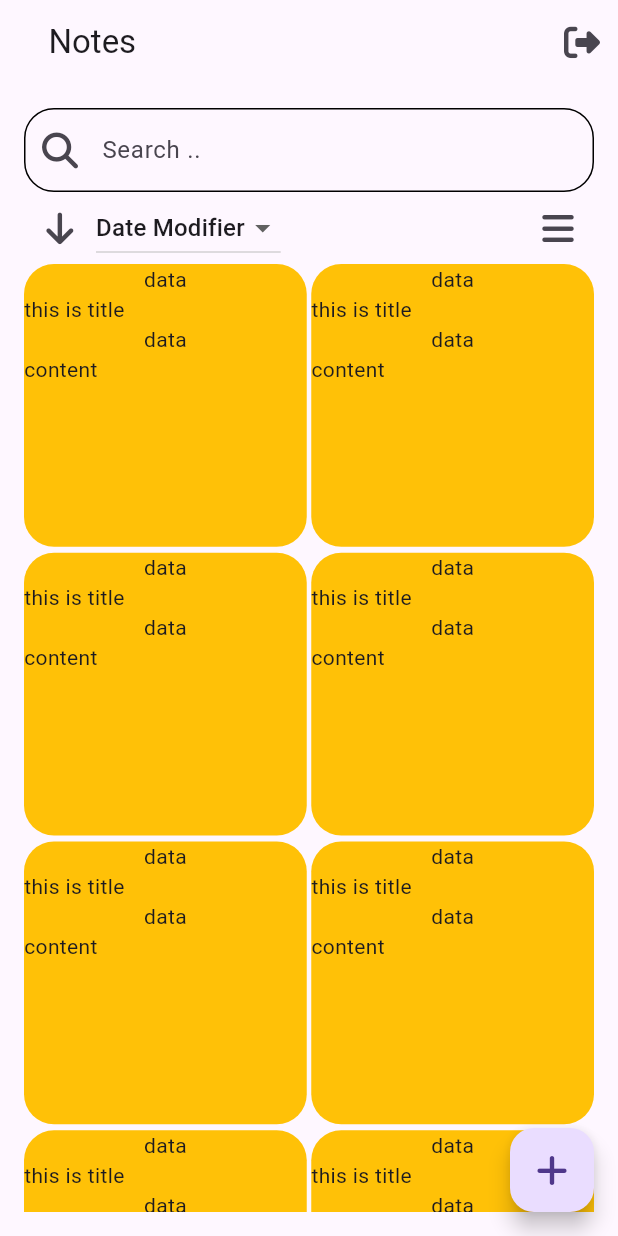
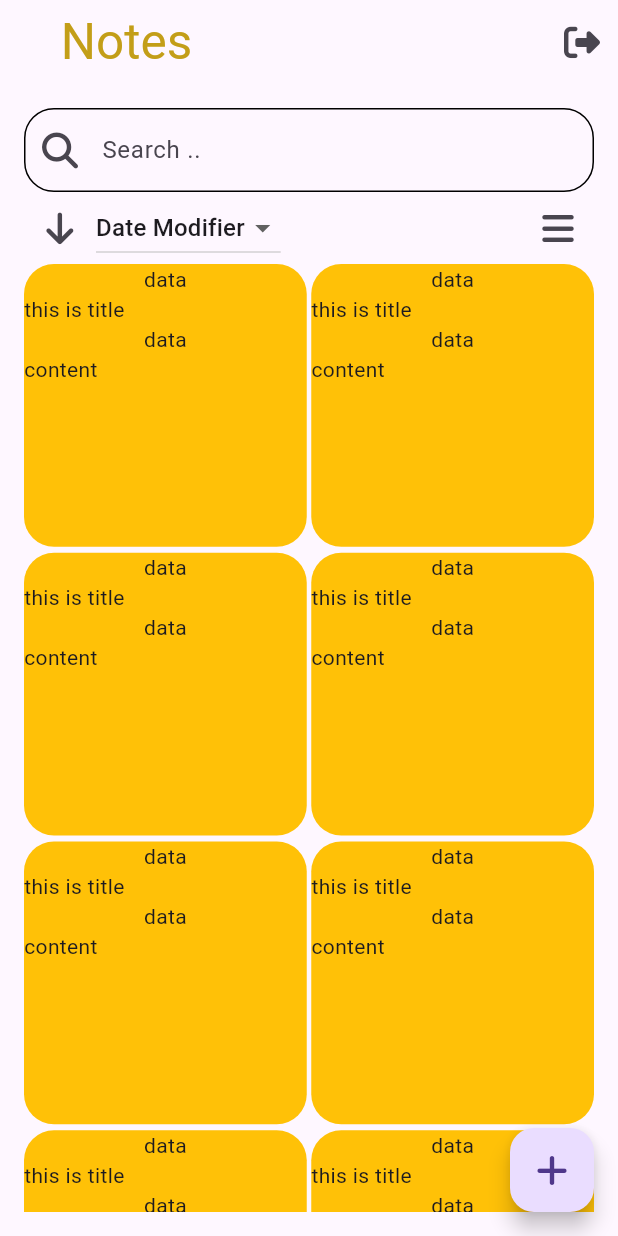
Before and after one commit to NesrineEid-prg/notes, a Flutter app: the screen it shows after launch, on a phone screen of 412 x 824 dp. Run offline on Flutter 3.47's test engine with Material 3 defaults, Android fonts, the light colour scheme and no system bars; our stand-ins replace font_awesome_flutter.

Commit message:
adding font

```diff
--- a/lib/import.dart
+++ b/lib/import.dart
@@ -1,3 +1,4 @@
 import 'package:flutter/material.dart';
 import 'package:font_awesome_flutter/font_awesome_flutter.dart';
 part './view/main_sc.dart';
+part './widget/color_wid.dart';
--- a/lib/main.dart
+++ b/lib/main.dart
@@ -12,6 +12,15 @@ class MyApp extends StatelessWidget {
   @override
   Widget build(BuildContext context) {
     return MaterialApp(
-        title: 'Note', debugShowCheckedModeBanner: false, home: MainSc());
+        theme: ThemeData(
+            appBarTheme: Theme.of(context).appBarTheme.copyWith(
+                backgroundColor: Colors.transparent,
+                titleTextStyle: TextStyle(
+                  fontSize: 33,
+                  color: primary,
+                ))),
+        title: 'Note',
+        debugShowCheckedModeBanner: false,
+        home: MainSc());
   }
 }
```
Also changed, not shown: lib/widget/color_wid.dart (added, +10 -0 lines), pubspec.yaml (+15 -12 lines), pubspec.lock, 6 other files.
